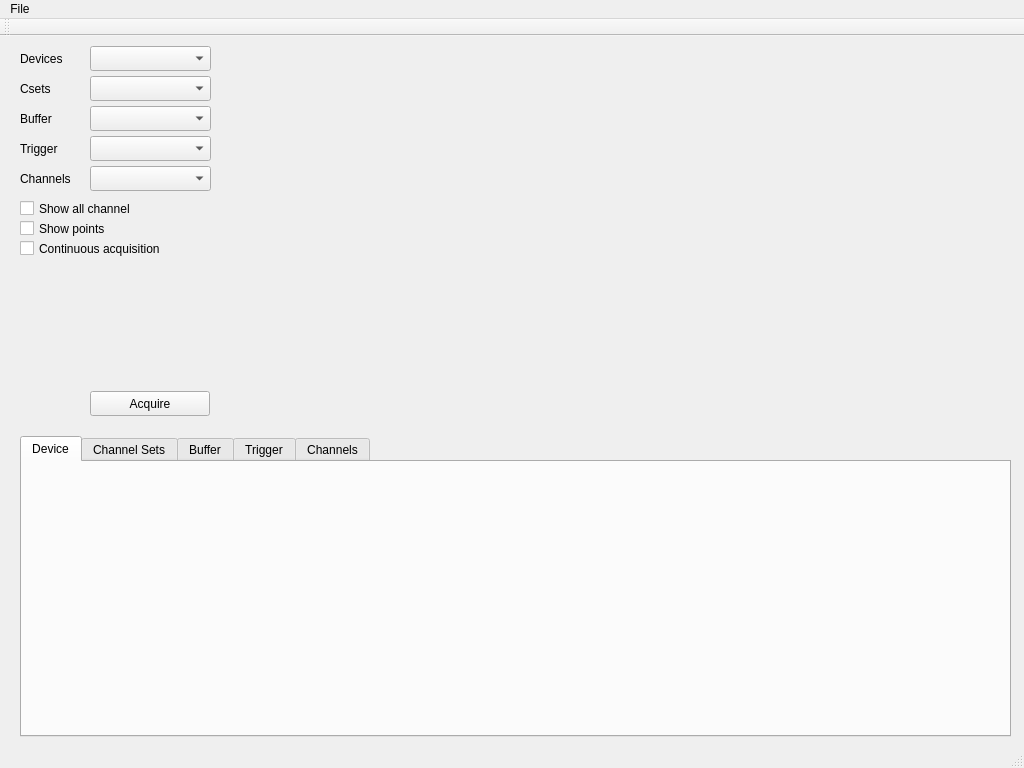
The window that zgui.ui (FedericoVaga/zGUI) describes before a commit, drawn with Qt 5.
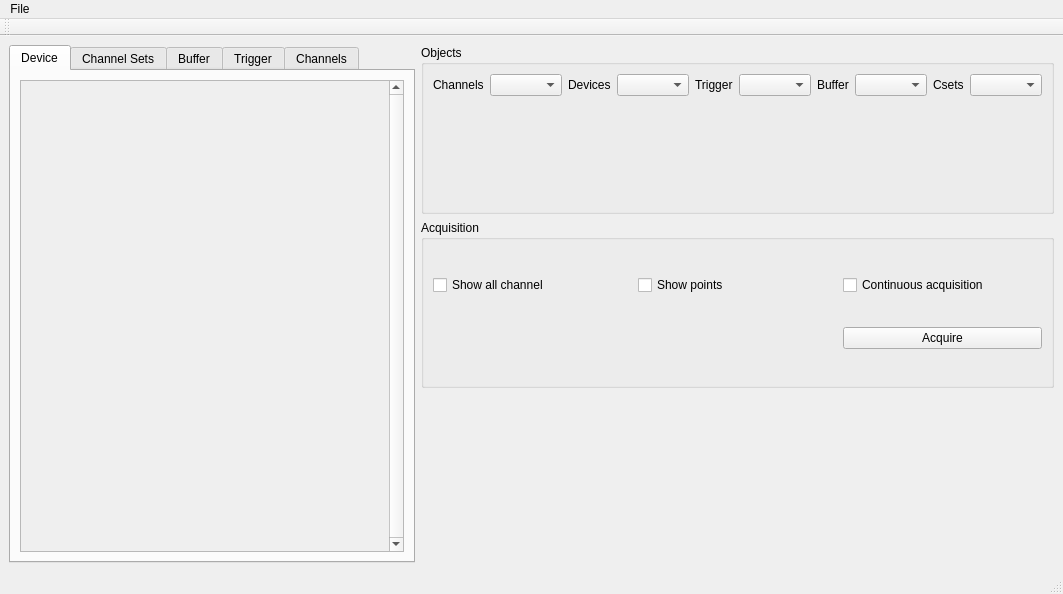
The same window after the commit. The open tabs and pages were chosen to show the change.

Commit message: New zGUI layout

Patch:
```diff
--- a/zgui.ui
+++ b/zgui.ui
@@ -6,10 +6,16 @@
    <rect>
     <x>0</x>
     <y>0</y>
-    <width>1024</width>
-    <height>768</height>
+    <width>1063</width>
+    <height>594</height>
    </rect>
   </property>
+  <property name="minimumSize">
+   <size>
+    <width>800</width>
+    <height>400</height>
+   </size>
+  </property>
   <property name="windowTitle">
    <string>MainWindow</string>
   </property>
@@ -17,60 +23,130 @@
    <set>QMainWindow::AllowTabbedDocks|QMainWindow::AnimatedDocks</set>
   </property>
   <widget class="QWidget" name="centralwidget">
-   <widget class="QComboBox" name="cmbCset">
-    <property name="geometry">
-     <rect>
-      <x>90</x>
-      <y>40</y>
-      <width>121</width>
-      <height>25</height>
-     </rect>
-    </property>
-   </widget>
+   <layout class="QGridLayout" name="gridLayout_2" columnstretch="40,60">
+    <item row="0" column="1">
+     <widget class="QGroupBox" name="groupBox_2">
+      <property name="title">
+       <string>Objects</string>
+      </property>
+      <layout class="QHBoxLayout" name="horizontalLayout_3">
+       <item>
+        <layout class="QFormLayout" name="formLayout_5">
+         <item row="0" column="0">
+          <widget class="QLabel" name="lblChan">
+           <property name="text">
+            <string>Channels</string>
+           </property>
+          </widget>
+         </item>
+         <item row="0" column="1">
+          <widget class="QComboBox" name="cmbChan"/>
+         </item>
+        </layout>
+       </item>
+       <item>
+        <layout class="QFormLayout" name="formLayout">
+         <item row="0" column="0">
+          <widget class="QLabel" name="lblDev">
+           <property name="text">
+            <string>Devices</string>
+           </property>
+          </widget>
+         </item>
+         <item row="0" column="1">
+          <widget class="QComboBox" name="cmbDev"/>
+         </item>
+        </layout>
+       </item>
+       <item>
+        <layout class="QFormLayout" name="formLayout_4">
+         <item row="0" column="0">
+          <widget class="QLabel" name="lblTrig">
+           <property name="text">
+            <string>Trigger</string>
+           </property>
+          </widget>
+         </item>
+         <item row="0" column="1">
+          <widget class="QComboBox" name="cmbTrig"/>
+         </item>
+        </layout>
+       </item>
+       <item>
+        <layout class="QFormLayout" name="formLayout_3">
+         <item row="0" column="0">
+          <widget class="QLabel" name="lblBuf">
+           <property name="text">
+            <string>Buffer</string>
+           </property>
+          </widget>
+         </item>
+         <item row="0" column="1">
+          <widget class="QComboBox" name="cmbBuf"/>
+         </item>
+        </layout>
+       </item>
+       <item>
+        <layout class="QFormLayout" name="formLayout_2">
+         <item row="0" column="0">
    <widget class="QLabel" name="lblCset">
-    <property name="geometry">
-     <rect>
-      <x>20</x>
-      <y>40</y>
-      <width>60</width>
-      <height>25</height>
-     </rect>
-    </property>
     <property name="text">
      <string>Csets</string>
     </property>
    </widget>
-   <widget class="QLabel" name="lblChan">
-    <property name="geometry">
-     <rect>
-      <x>20</x>
-      <y>130</y>
-      <width>60</width>
-      <height>25</height>
-     </rect>
-    </property>
+         </item>
+         <item row="0" column="1">
+          <widget class="QComboBox" name="cmbCset"/>
+         </item>
+        </layout>
+       </item>
+      </layout>
+     </widget>
+    </item>
+    <item row="1" column="1">
+     <widget class="QGroupBox" name="groupBox">
+      <property name="title">
+       <string>Acquisition</string>
+      </property>
+      <layout class="QGridLayout" name="gridLayout">
+       <item row="0" column="0">
+        <widget class="QCheckBox" name="ckbNShow">
     <property name="text">
-     <string>Channels</string>
-    </property>
-   </widget>
-   <widget class="QComboBox" name="cmbChan">
-    <property name="geometry">
-     <rect>
-      <x>90</x>
-      <y>130</y>
-      <width>121</width>
-      <height>25</height>
-     </rect>
-    </property>
-   </widget>
+          <string>Show all channel</string>
+         </property>
+        </widget>
+       </item>
+       <item row="0" column="1">
+        <widget class="QCheckBox" name="ckbPoint">
+         <property name="text">
+          <string>Show points</string>
+         </property>
+        </widget>
+       </item>
+       <item row="0" column="2">
+        <widget class="QCheckBox" name="ckbContinuous">
+         <property name="text">
+          <string>Continuous acquisition</string>
+         </property>
+        </widget>
+       </item>
+       <item row="1" column="2">
+        <widget class="QPushButton" name="btnAcq">
+         <property name="text">
+          <string>Acquire</string>
+         </property>
+        </widget>
+       </item>
+      </layout>
+     </widget>
+    </item>
+    <item row="0" column="0" rowspan="3">
    <widget class="QTabWidget" name="zTab">
-    <property name="geometry">
-     <rect>
-      <x>20</x>
-      <y>400</y>
-      <width>991</width>
-      <height>301</height>
-     </rect>
+      <property name="maximumSize">
+       <size>
+        <width>16777215</width>
+        <height>16777215</height>
+       </size>
     </property>
     <property name="currentIndex">
      <number>0</number>
@@ -79,6 +155,32 @@
      <attribute name="title">
       <string>Device</string>
      </attribute>
+       <layout class="QHBoxLayout" name="horizontalLayout">
+        <item>
+         <widget class="QScrollArea" name="scrl_dev_attr">
+          <property name="verticalScrollBarPolicy">
+           <enum>Qt::ScrollBarAlwaysOn</enum>
+          </property>
+          <property name="horizontalScrollBarPolicy">
+           <enum>Qt::ScrollBarAlwaysOff</enum>
+          </property>
+          <property name="widgetResizable">
+           <bool>true</bool>
+          </property>
+          <widget class="QWidget" name="scrl_dev_attr_cont">
+           <property name="geometry">
+            <rect>
+             <x>0</x>
+             <y>0</y>
+             <width>297</width>
+             <height>495</height>
+            </rect>
+           </property>
+           <layout class="QGridLayout" name="gridLayout_3" rowstretch="30"/>
+          </widget>
+         </widget>
+        </item>
+       </layout>
     </widget>
     <widget class="QWidget" name="tabCset">
      <attribute name="title">
@@ -99,137 +201,44 @@
      <attribute name="title">
       <string>Channels</string>
      </attribute>
-    </widget>
-   </widget>
-   <widget class="QComboBox" name="cmbDev">
-    <property name="geometry">
-     <rect>
-      <x>90</x>
-      <y>10</y>
-      <width>121</width>
-      <height>25</height>
-     </rect>
-    </property>
-   </widget>
-   <widget class="QLabel" name="lblDev">
-    <property name="geometry">
-     <rect>
-      <x>20</x>
-      <y>10</y>
-      <width>60</width>
-      <height>25</height>
-     </rect>
-    </property>
-    <property name="text">
-     <string>Devices</string>
-    </property>
-   </widget>
-   <widget class="QLabel" name="lblBuf">
+       <layout class="QVBoxLayout" name="verticalLayout_3">
+        <item>
+         <widget class="QScrollArea" name="scrl_chan_attr">
+          <property name="verticalScrollBarPolicy">
+           <enum>Qt::ScrollBarAlwaysOn</enum>
+          </property>
+          <property name="horizontalScrollBarPolicy">
+           <enum>Qt::ScrollBarAlwaysOff</enum>
+          </property>
+          <property name="widgetResizable">
+           <bool>true</bool>
+          </property>
+          <widget class="QWidget" name="scrl_chan_attr_cont">
     <property name="geometry">
      <rect>
-      <x>20</x>
-      <y>70</y>
-      <width>60</width>
-      <height>25</height>
-     </rect>
-    </property>
-    <property name="text">
-     <string>Buffer</string>
-    </property>
-   </widget>
-   <widget class="QComboBox" name="cmbBuf">
-    <property name="geometry">
-     <rect>
-      <x>90</x>
-      <y>70</y>
-      <width>121</width>
-      <height>25</height>
-     </rect>
-    </property>
-   </widget>
-   <widget class="QLabel" name="lblTrig">
-    <property name="geometry">
-     <rect>
-      <x>20</x>
-      <y>100</y>
-      <width>60</width>
-      <height>25</height>
-     </rect>
-    </property>
-    <property name="text">
-     <string>Trigger</string>
-    </property>
-   </widget>
-   <widget class="QComboBox" name="cmbTrig">
-    <property name="geometry">
-     <rect>
-      <x>90</x>
-      <y>100</y>
-      <width>121</width>
-      <height>25</height>
-     </rect>
-    </property>
-   </widget>
-   <widget class="QPushButton" name="btnAcq">
-    <property name="geometry">
-     <rect>
-      <x>90</x>
-      <y>355</y>
-      <width>120</width>
-      <height>25</height>
-     </rect>
-    </property>
-    <property name="text">
-     <string>Acquire</string>
-    </property>
-   </widget>
-   <widget class="QCheckBox" name="ckbNShow">
-    <property name="geometry">
-     <rect>
-      <x>20</x>
-      <y>160</y>
-      <width>190</width>
-      <height>25</height>
-     </rect>
-    </property>
-    <property name="text">
-     <string>Show all channel</string>
-    </property>
-   </widget>
-   <widget class="QCheckBox" name="ckbPoint">
-    <property name="geometry">
-     <rect>
-      <x>20</x>
-      <y>180</y>
-      <width>190</width>
-      <height>25</height>
-     </rect>
-    </property>
-    <property name="text">
-     <string>Show points</string>
-    </property>
-   </widget>
-   <widget class="QCheckBox" name="ckbContinuous">
-    <property name="geometry">
-     <rect>
-      <x>20</x>
-      <y>200</y>
-      <width>190</width>
-      <height>25</height>
-     </rect>
-    </property>
-    <property name="text">
-     <string>Continuous acquisition</string>
-    </property>
-   </widget>
+             <x>0</x>
+             <y>0</y>
+             <width>297</width>
+             <height>495</height>
+            </rect>
+           </property>
+           <layout class="QGridLayout" name="gridLayout_7"/>
+          </widget>
+         </widget>
+        </item>
+       </layout>
+      </widget>
+     </widget>
+    </item>
+   </layout>
   </widget>
   <widget class="QMenuBar" name="menubar">
    <property name="geometry">
     <rect>
      <x>0</x>
      <y>0</y>
-     <width>1024</width>
-     <height>22</height>
+     <width>1063</width>
+     <height>21</height>
     </rect>
    </property>
    <widget class="QMenu" name="menuFile">
```
Left out of the diff: 80 changed lines with no effect on the pictures. Lines whose indentation alone changed are shown as unchanged. The commit also changes 3 other files.
